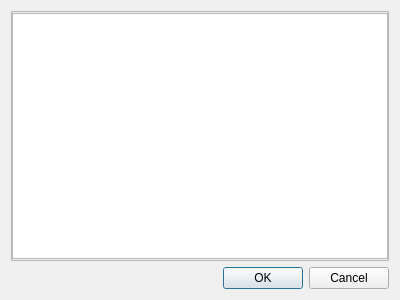
grigp/a-analyser, file summaries/opensummarydialog.ui: the form before one commit.
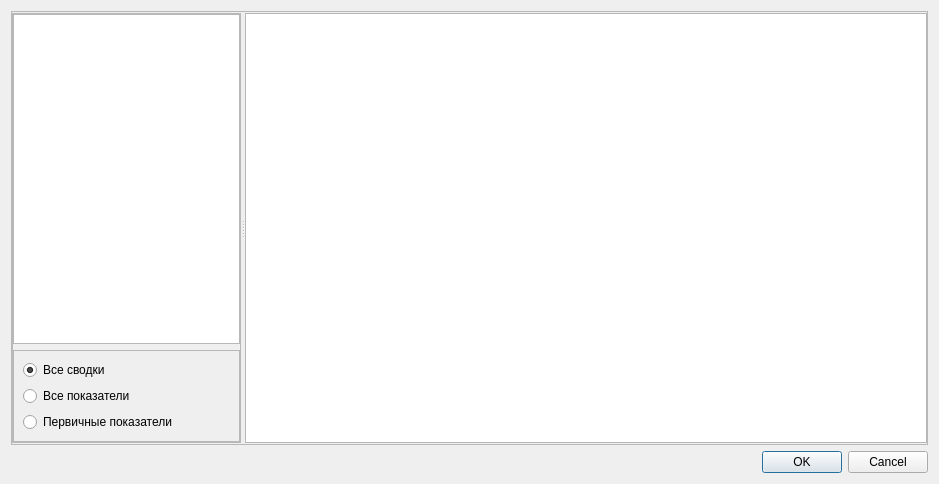
The form after the commit.

Commit message: Диалог открытия сводки доделан

The edit to the form file:
```diff
--- a/summaries/opensummarydialog.ui
+++ b/summaries/opensummarydialog.ui
@@ -6,8 +6,8 @@
    <rect>
     <x>0</x>
     <y>0</y>
-    <width>400</width>
-    <height>300</height>
+    <width>939</width>
+    <height>484</height>
    </rect>
   </property>
   <property name="windowTitle">
@@ -22,7 +22,10 @@
      <property name="frameShadow">
       <enum>QFrame::Raised</enum>
      </property>
-     <layout class="QVBoxLayout" name="verticalLayout_2">
+     <layout class="QHBoxLayout" name="horizontalLayout">
+      <property name="spacing">
+       <number>5</number>
+      </property>
       <property name="leftMargin">
        <number>0</number>
       </property>
@@ -36,7 +39,89 @@
        <number>1</number>
       </property>
       <item>
-       <widget class="QTreeView" name="tvSummaries"/>
+       <widget class="QSplitter" name="splitter">
+        <property name="orientation">
+         <enum>Qt::Horizontal</enum>
+        </property>
+        <widget class="QFrame" name="frFilter">
+         <property name="sizePolicy">
+          <sizepolicy hsizetype="Preferred" vsizetype="Preferred">
+           <horstretch>1</horstretch>
+           <verstretch>0</verstretch>
+          </sizepolicy>
+         </property>
+         <property name="frameShape">
+          <enum>QFrame::StyledPanel</enum>
+         </property>
+         <property name="frameShadow">
+          <enum>QFrame::Raised</enum>
+         </property>
+         <layout class="QVBoxLayout" name="verticalLayout_2">
+          <property name="leftMargin">
+           <number>0</number>
+          </property>
+          <property name="topMargin">
+           <number>0</number>
+          </property>
+          <property name="rightMargin">
+           <number>0</number>
+          </property>
+          <property name="bottomMargin">
+           <number>0</number>
+          </property>
+          <item>
+           <widget class="QTreeView" name="tvMethodics"/>
+          </item>
+          <item>
+           <widget class="QFrame" name="frTools">
+            <property name="frameShape">
+             <enum>QFrame::StyledPanel</enum>
+            </property>
+            <property name="frameShadow">
+             <enum>QFrame::Raised</enum>
+            </property>
+            <layout class="QVBoxLayout" name="verticalLayout_3">
+             <item>
+              <widget class="QRadioButton" name="rbAll">
+               <property name="text">
+                <string>Все сводки</string>
+               </property>
+               <property name="checked">
+                <bool>true</bool>
+               </property>
+              </widget>
+             </item>
+             <item>
+              <widget class="QRadioButton" name="rbAllFactors">
+               <property name="text">
+                <string>Все показатели</string>
+               </property>
+               <property name="checked">
+                <bool>false</bool>
+               </property>
+              </widget>
+             </item>
+             <item>
+              <widget class="QRadioButton" name="rbPrimaryFactors">
+               <property name="text">
+                <string>Первичные показатели</string>
+               </property>
+              </widget>
+             </item>
+            </layout>
+           </widget>
+          </item>
+         </layout>
+        </widget>
+        <widget class="QTreeView" name="tvSummaries">
+         <property name="sizePolicy">
+          <sizepolicy hsizetype="Expanding" vsizetype="Expanding">
+           <horstretch>3</horstretch>
+           <verstretch>0</verstretch>
+          </sizepolicy>
+         </property>
+        </widget>
+       </widget>
       </item>
      </layout>
     </widget>
```
Left out of the diff: 92 changed lines with no effect on the pictures. The commit also changes 12 other files.
